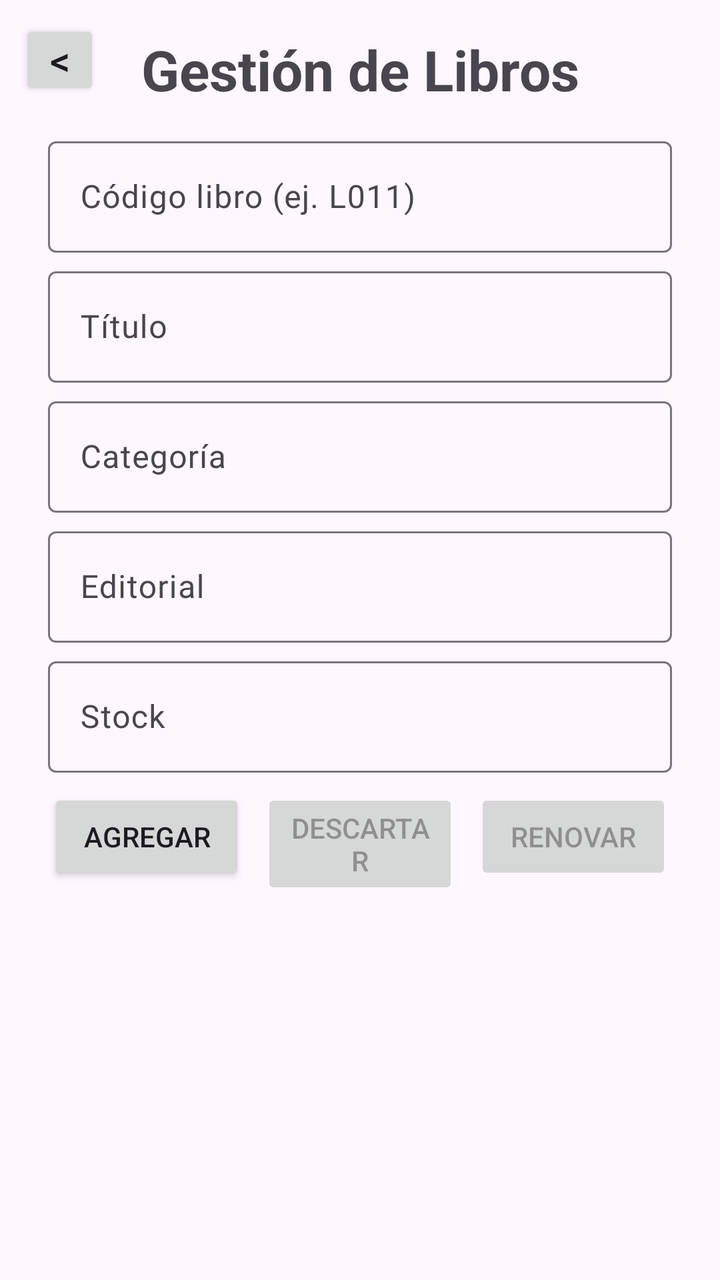
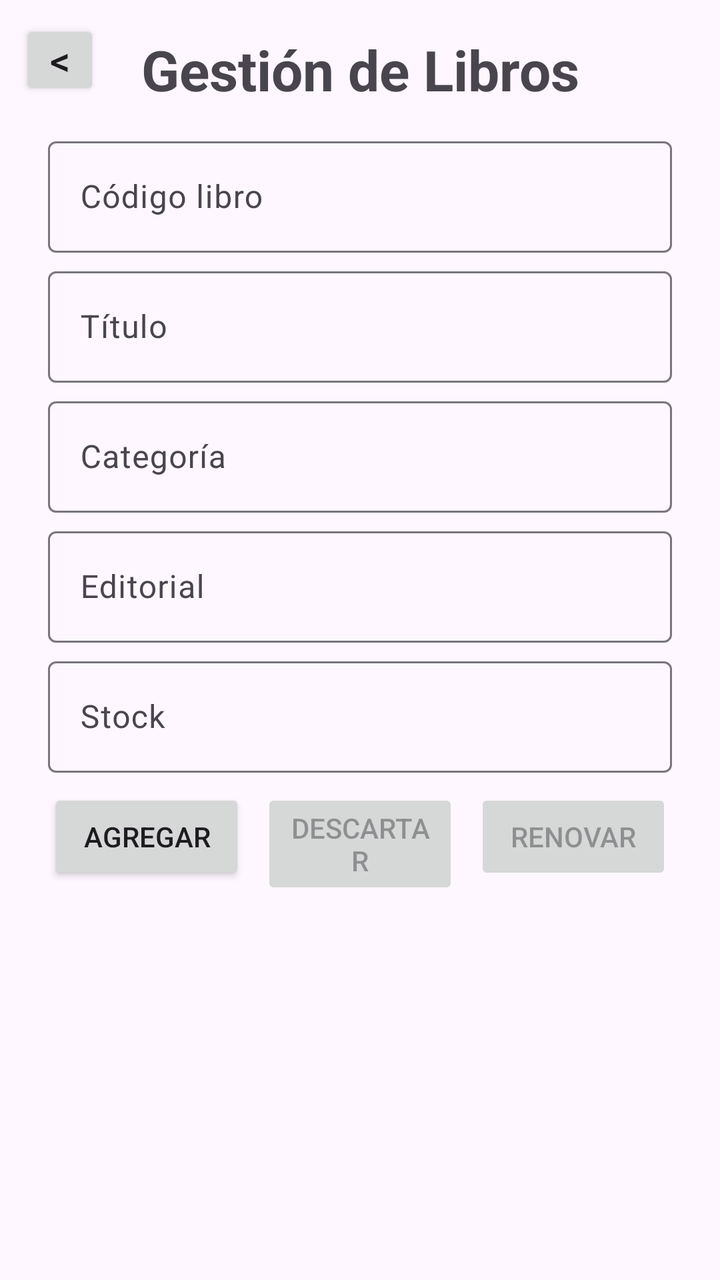

The first picture is an Android layout as it rendered before a commit; the second is the same layout after the commit. The layout source and the unified diff follow.
<!-- AndroidManifest.xml: application theme Theme.CesarYJuanClaudio -->
<!-- res/layout/activity_libros.xml -->
<?xml version="1.0" encoding="utf-8"?>
<androidx.constraintlayout.widget.ConstraintLayout
    xmlns:android="http://schemas.android.com/apk/res/android"
    xmlns:app="http://schemas.android.com/apk/res-auto"
    android:id="@+id/main"
    android:layout_width="match_parent"
    android:layout_height="match_parent">

    <Button
        android:id="@+id/btn_retroceder"
        android:layout_width="40dp"
        android:layout_height="40dp"
        android:text="@string/retroceder"
        android:textSize="20sp"
        android:padding="0dp"
        android:insetTop="0dp"
        android:insetBottom="0dp"
        android:minWidth="0dp"
        android:minHeight="0dp"
        android:gravity="center"
        app:cornerRadius="24dp"
        app:layout_constraintStart_toStartOf="parent"
        app:layout_constraintTop_toTopOf="parent"
        android:layout_marginTop="10dp"
        android:layout_marginStart="10dp"/>

    <TextView
        android:id="@+id/tv_titulo"
        android:layout_width="wrap_content"
        android:layout_height="wrap_content"
        android:text="Gestión de Libros"
        android:textSize="28sp"
        android:textStyle="bold"
        android:layout_marginTop="16dp"
        app:layout_constraintTop_toTopOf="parent"
        app:layout_constraintStart_toStartOf="parent"
        app:layout_constraintEnd_toEndOf="parent"/>

    <com.google.android.material.textfield.TextInputLayout
        android:id="@+id/til_cod_libro"
        android:layout_width="0dp"
        android:layout_height="wrap_content"
        android:layout_marginHorizontal="24dp"
        android:layout_marginTop="12dp"
        app:layout_constraintTop_toBottomOf="@+id/tv_titulo"
        app:layout_constraintStart_toStartOf="parent"
        app:layout_constraintEnd_toEndOf="parent">
        <com.google.android.material.textfield.TextInputEditText
            android:id="@+id/et_cod_libro"
            android:layout_width="match_parent"
            android:layout_height="wrap_content"
            android:hint="Código libro (ej. L011)"/>
    </com.google.android.material.textfield.TextInputLayout>

    <com.google.android.material.textfield.TextInputLayout
        android:id="@+id/til_titulo_libro"
        android:layout_width="0dp"
        android:layout_height="wrap_content"
        android:layout_marginHorizontal="24dp"
        android:layout_marginTop="4dp"
        app:layout_constraintTop_toBottomOf="@+id/til_cod_libro"
        app:layout_constraintStart_toStartOf="parent"
        app:layout_constraintEnd_toEndOf="parent">
        <com.google.android.material.textfield.TextInputEditText
            android:id="@+id/et_titulo_libro"
            android:layout_width="match_parent"
            android:layout_height="wrap_content"
            android:hint="Título"/>
    </com.google.android.material.textfield.TextInputLayout>

    <com.google.android.material.textfield.TextInputLayout
        android:id="@+id/til_categoria"
        android:layout_width="0dp"
        android:layout_height="wrap_content"
        android:layout_marginHorizontal="24dp"
        android:layout_marginTop="4dp"
        app:layout_constraintTop_toBottomOf="@+id/til_titulo_libro"
        app:layout_constraintStart_toStartOf="parent"
        app:layout_constraintEnd_toEndOf="parent">
        <com.google.android.material.textfield.TextInputEditText
            android:id="@+id/et_categoria"
            android:layout_width="match_parent"
            android:layout_height="wrap_content"
            android:hint="Categoría"/>
    </com.google.android.material.textfield.TextInputLayout>

    <com.google.android.material.textfield.TextInputLayout
        android:id="@+id/til_editorial"
        android:layout_width="0dp"
        android:layout_height="wrap_content"
        android:layout_marginHorizontal="24dp"
        android:layout_marginTop="4dp"
        app:layout_constraintTop_toBottomOf="@+id/til_categoria"
        app:layout_constraintStart_toStartOf="parent"
        app:layout_constraintEnd_toEndOf="parent">
        <com.google.android.material.textfield.TextInputEditText
            android:id="@+id/et_editorial"
            android:layout_width="match_parent"
            android:layout_height="wrap_content"
            android:hint="Editorial"/>
    </com.google.android.material.textfield.TextInputLayout>

    <com.google.android.material.textfield.TextInputLayout
        android:id="@+id/til_stock"
        android:layout_width="0dp"
        android:layout_height="wrap_content"
        android:layout_marginHorizontal="24dp"
        android:layout_marginTop="4dp"
        app:layout_constraintTop_toBottomOf="@+id/til_editorial"
        app:layout_constraintStart_toStartOf="parent"
        app:layout_constraintEnd_toEndOf="parent">
        <com.google.android.material.textfield.TextInputEditText
            android:id="@+id/et_stock"
            android:layout_width="match_parent"
            android:layout_height="wrap_content"
            android:hint="Stock"
            android:inputType="number"/>
    </com.google.android.material.textfield.TextInputLayout>

    
    <Button
        android:id="@+id/btn_agregar_libro"
        android:layout_width="0dp"
        android:layout_height="wrap_content"
        android:layout_marginStart="24dp"
        android:layout_marginEnd="4dp"
        android:layout_marginTop="8dp"
        android:text="Agregar"
        app:layout_constraintTop_toBottomOf="@+id/til_stock"
        app:layout_constraintStart_toStartOf="parent"
        app:layout_constraintEnd_toStartOf="@+id/btn_descartar"/>

    <Button
        android:id="@+id/btn_descartar"
        android:layout_width="0dp"
        android:layout_height="wrap_content"
        android:layout_marginHorizontal="4dp"
        android:layout_marginTop="8dp"
        android:text="Descartar"
        android:enabled="false"
        app:layout_constraintTop_toBottomOf="@+id/til_stock"
        app:layout_constraintStart_toEndOf="@+id/btn_agregar_libro"
        app:layout_constraintEnd_toStartOf="@+id/btn_renovar"/>

    <Button
        android:id="@+id/btn_renovar"
        android:layout_width="0dp"
        android:layout_height="wrap_content"
        android:layout_marginEnd="24dp"
        android:layout_marginStart="4dp"
        android:layout_marginTop="8dp"
        android:text="Renovar"
        android:enabled="false"
        app:layout_constraintTop_toBottomOf="@+id/til_stock"
        app:layout_constraintStart_toEndOf="@+id/btn_descartar"
        app:layout_constraintEnd_toEndOf="parent"/>

    <ListView
        android:id="@+id/lv_libros"
        android:layout_width="0dp"
        android:layout_height="0dp"
        android:layout_marginHorizontal="24dp"
        android:layout_marginTop="8dp"
        android:layout_marginBottom="8dp"
        app:layout_constraintTop_toBottomOf="@+id/btn_agregar_libro"
        app:layout_constraintBottom_toBottomOf="parent"
        app:layout_constraintStart_toStartOf="parent"
        app:layout_constraintEnd_toEndOf="parent"/>

</androidx.constraintlayout.widget.ConstraintLayout>
<!-- resources referenced by this layout -->
<resources>
  <string name="retroceder">&lt;</string>
  <style name="Theme.CesarYJuanClaudio" parent="Base.Theme.CesarYJuanClaudio" />
  <style name="Base.Theme.CesarYJuanClaudio" parent="Theme.Material3.DayNight.NoActionBar">
          
          
      </style>
</resources>

<!-- the commit's change to res/layout/activity_libros.xml (unified diff, before → after) -->
@@ -49,7 +49,7 @@
             android:id="@+id/et_cod_libro"
             android:layout_width="match_parent"
             android:layout_height="wrap_content"
-            android:hint="Código libro (ej. L011)"/>
+            android:hint="Código libro"/>
     </com.google.android.material.textfield.TextInputLayout>
 
     <com.google.android.material.textfield.TextInputLayout
